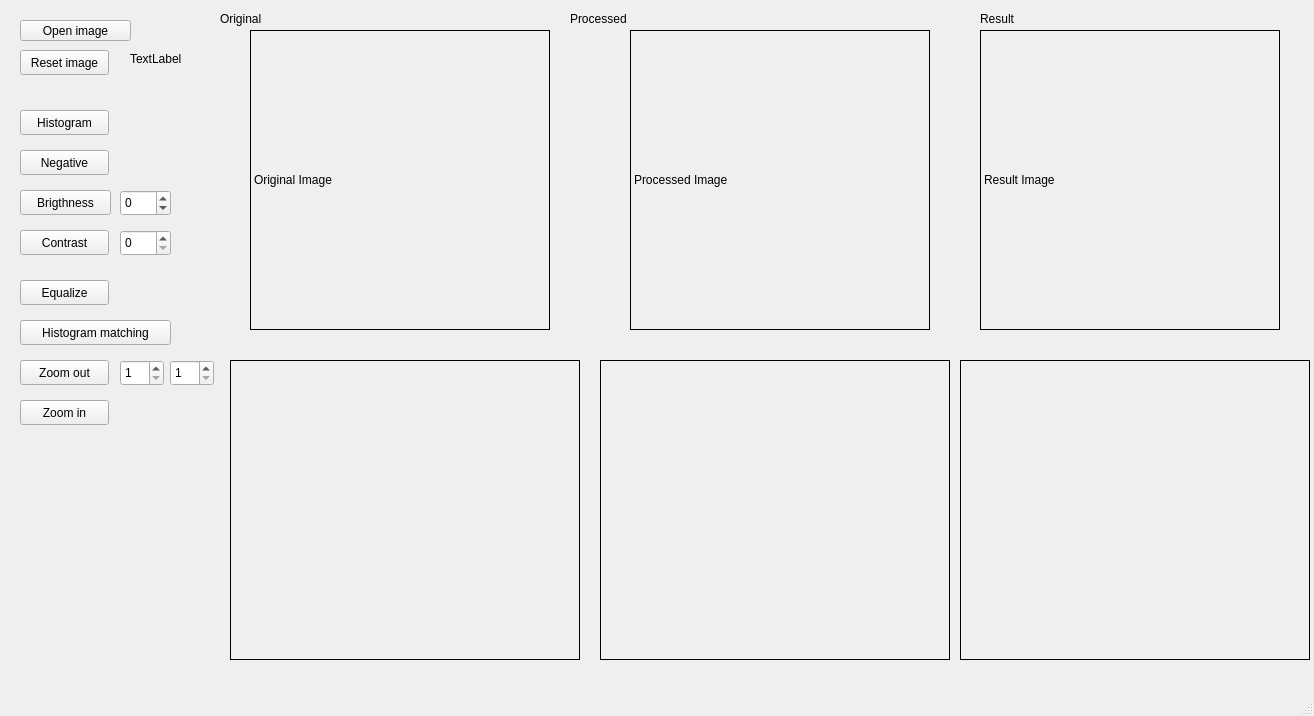
Old version of the form mainwindow.ui in the repository alumertz/fpi2.
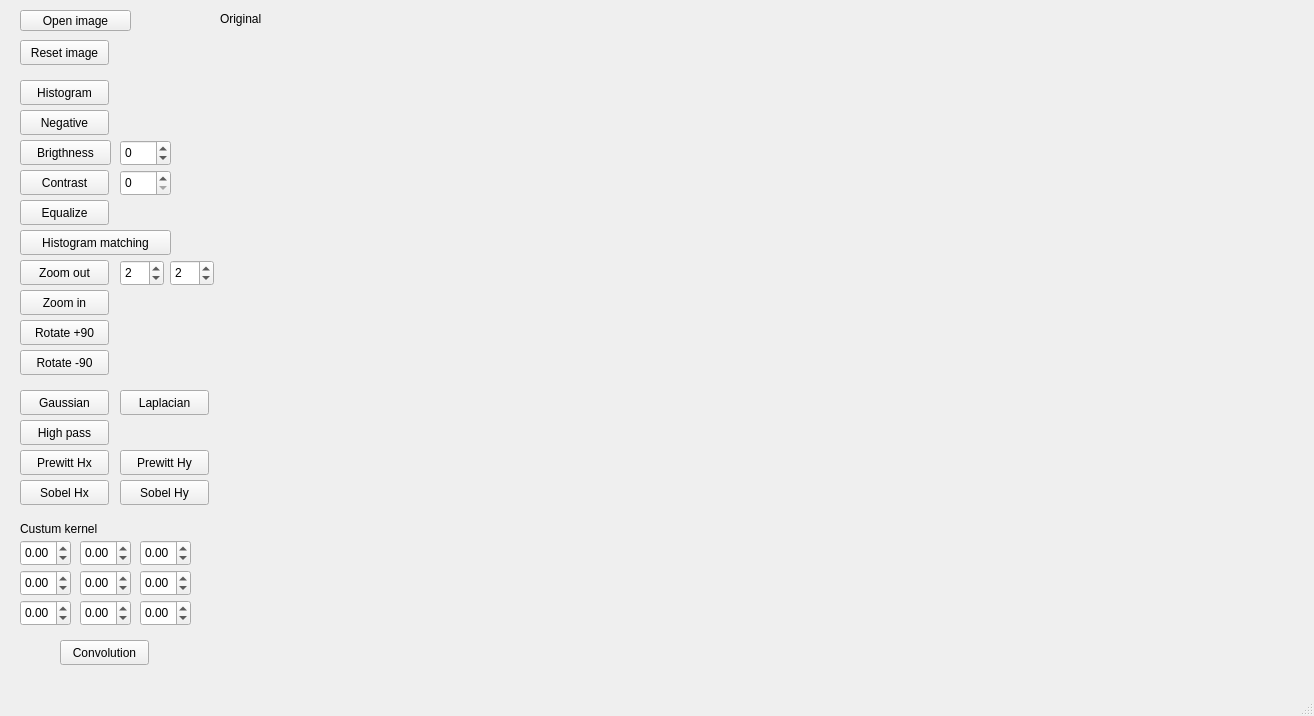
New version of the form.

```diff
--- a/mainwindow.ui
+++ b/mainwindow.ui
@@ -18,7 +18,7 @@
     <property name="geometry">
      <rect>
       <x>20</x>
-      <y>110</y>
+      <y>80</y>
       <width>89</width>
       <height>25</height>
      </rect>
@@ -31,7 +31,7 @@
     <property name="geometry">
      <rect>
       <x>20</x>
-      <y>20</y>
+      <y>10</y>
       <width>111</width>
       <height>21</height>
      </rect>
@@ -49,11 +49,14 @@
       <height>300</height>
      </rect>
     </property>
+    <property name="autoFillBackground">
+     <bool>false</bool>
+    </property>
     <property name="frameShape">
-     <enum>QFrame::Box</enum>
+     <enum>QFrame::NoFrame</enum>
     </property>
     <property name="text">
-     <string>Original Image</string>
+     <string/>
     </property>
    </widget>
    <widget class="QLabel" name="proImage">
@@ -66,17 +69,17 @@
      </rect>
     </property>
     <property name="frameShape">
-     <enum>QFrame::Box</enum>
+     <enum>QFrame::NoFrame</enum>
     </property>
     <property name="text">
-     <string>Processed Image</string>
+     <string/>
     </property>
    </widget>
    <widget class="QSpinBox" name="brightBox">
     <property name="geometry">
      <rect>
       <x>120</x>
-      <y>190</y>
+      <y>140</y>
       <width>51</width>
       <height>26</height>
      </rect>
@@ -92,7 +95,7 @@
     <property name="geometry">
      <rect>
       <x>20</x>
-      <y>190</y>
+      <y>140</y>
       <width>91</width>
       <height>25</height>
      </rect>
@@ -105,7 +108,7 @@
     <property name="geometry">
      <rect>
       <x>20</x>
-      <y>50</y>
+      <y>40</y>
       <width>89</width>
       <height>25</height>
      </rect>
@@ -118,7 +121,7 @@
     <property name="geometry">
      <rect>
       <x>20</x>
-      <y>230</y>
+      <y>170</y>
       <width>89</width>
       <height>25</height>
      </rect>
@@ -131,7 +134,7 @@
     <property name="geometry">
      <rect>
       <x>120</x>
-      <y>230</y>
+      <y>170</y>
       <width>51</width>
       <height>26</height>
      </rect>
@@ -159,14 +162,14 @@
      </rect>
     </property>
     <property name="text">
-     <string>TextLabel</string>
+     <string/>
     </property>
    </widget>
    <widget class="QPushButton" name="negativeButton">
     <property name="geometry">
      <rect>
       <x>20</x>
-      <y>150</y>
+      <y>110</y>
       <width>89</width>
       <height>25</height>
      </rect>
@@ -185,7 +188,7 @@
      </rect>
     </property>
     <property name="frameShape">
-     <enum>QFrame::Box</enum>
+     <enum>QFrame::NoFrame</enum>
     </property>
     <layout class="QHBoxLayout" name="horizontalLayout"/>
    </widget>
@@ -199,7 +202,7 @@
      </rect>
     </property>
     <property name="frameShape">
-     <enum>QFrame::Box</enum>
+     <enum>QFrame::NoFrame</enum>
     </property>
     <layout class="QHBoxLayout" name="horizontalLayout_2"/>
    </widget>
@@ -207,7 +210,7 @@
     <property name="geometry">
      <rect>
       <x>20</x>
-      <y>280</y>
+      <y>200</y>
       <width>89</width>
       <height>25</height>
      </rect>
@@ -239,7 +242,7 @@
      </rect>
     </property>
     <property name="text">
-     <string>Processed</string>
+     <string/>
     </property>
    </widget>
    <widget class="QLabel" name="resImage">
@@ -252,10 +255,10 @@
      </rect>
     </property>
     <property name="frameShape">
-     <enum>QFrame::Box</enum>
+     <enum>QFrame::NoFrame</enum>
     </property>
     <property name="text">
-     <string>Result Image</string>
+     <string/>
     </property>
    </widget>
    <widget class="QFrame" name="resChart">
@@ -268,7 +271,7 @@
      </rect>
     </property>
     <property name="frameShape">
-     <enum>QFrame::Box</enum>
+     <enum>QFrame::NoFrame</enum>
     </property>
     <layout class="QHBoxLayout" name="horizontalLayout_3"/>
    </widget>
@@ -282,14 +285,14 @@
      </rect>
     </property>
     <property name="text">
-     <string>Result</string>
+     <string/>
     </property>
    </widget>
    <widget class="QPushButton" name="matchingButton">
     <property name="geometry">
      <rect>
       <x>20</x>
-      <y>320</y>
+      <y>230</y>
       <width>151</width>
       <height>25</height>
      </rect>
@@ -302,7 +305,7 @@
     <property name="geometry">
      <rect>
       <x>20</x>
-      <y>360</y>
+      <y>260</y>
       <width>89</width>
       <height>25</height>
      </rect>
@@ -315,7 +318,7 @@
     <property name="geometry">
      <rect>
       <x>120</x>
-      <y>360</y>
+      <y>260</y>
       <width>44</width>
       <height>26</height>
      </rect>
@@ -323,12 +326,15 @@
     <property name="minimum">
      <number>1</number>
     </property>
+    <property name="value">
+     <number>2</number>
+    </property>
    </widget>
    <widget class="QSpinBox" name="zoomYbox">
     <property name="geometry">
      <rect>
       <x>170</x>
-      <y>360</y>
+      <y>260</y>
       <width>44</width>
       <height>26</height>
      </rect>
@@ -336,12 +342,15 @@
     <property name="minimum">
      <number>1</number>
     </property>
+    <property name="value">
+     <number>2</number>
+    </property>
    </widget>
    <widget class="QPushButton" name="zoomInButton">
     <property name="geometry">
      <rect>
       <x>20</x>
-      <y>400</y>
+      <y>290</y>
       <width>89</width>
       <height>25</height>
      </rect>
@@ -350,6 +359,293 @@
      <string>Zoom in</string>
     </property>
    </widget>
+   <widget class="QPushButton" name="rotateRightButton">
+    <property name="geometry">
+     <rect>
+      <x>20</x>
+      <y>320</y>
+      <width>89</width>
+      <height>25</height>
+     </rect>
+    </property>
+    <property name="text">
+     <string>Rotate +90</string>
+    </property>
+   </widget>
+   <widget class="QPushButton" name="rotateLeftButton">
+    <property name="geometry">
+     <rect>
+      <x>20</x>
+      <y>350</y>
+      <width>89</width>
+      <height>25</height>
+     </rect>
+    </property>
+    <property name="text">
+     <string>Rotate -90</string>
+    </property>
+   </widget>
+   <widget class="QPushButton" name="convolutionButton">
+    <property name="geometry">
+     <rect>
+      <x>60</x>
+      <y>640</y>
+      <width>89</width>
+      <height>25</height>
+     </rect>
+    </property>
+    <property name="text">
+     <string>Convolution</string>
+    </property>
+   </widget>
+   <widget class="QLabel" name="label_5">
+    <property name="geometry">
+     <rect>
+      <x>20</x>
+      <y>520</y>
+      <width>91</width>
+      <height>17</height>
+     </rect>
+    </property>
+    <property name="text">
+     <string>Custum kernel</string>
+    </property>
+   </widget>
+   <widget class="QDoubleSpinBox" name="cBox_0">
+    <property name="geometry">
+     <rect>
+      <x>20</x>
+      <y>540</y>
+      <width>51</width>
+      <height>26</height>
+     </rect>
+    </property>
+    <property name="minimum">
+     <double>-100.000000000000000</double>
+    </property>
+    <property name="maximum">
+     <double>100.000000000000000</double>
+    </property>
+   </widget>
+   <widget class="QDoubleSpinBox" name="cBox_1">
+    <property name="geometry">
+     <rect>
+      <x>80</x>
+      <y>540</y>
+      <width>51</width>
+      <height>26</height>
+     </rect>
+    </property>
+    <property name="minimum">
+     <double>-100.000000000000000</double>
+    </property>
+    <property name="maximum">
+     <double>100.000000000000000</double>
+    </property>
+   </widget>
+   <widget class="QDoubleSpinBox" name="cBox_2">
+    <property name="geometry">
+     <rect>
+      <x>140</x>
+      <y>540</y>
+      <width>51</width>
+      <height>26</height>
+     </rect>
+    </property>
+    <property name="minimum">
+     <double>-100.000000000000000</double>
+    </property>
+    <property name="maximum">
+     <double>100.000000000000000</double>
+    </property>
+   </widget>
+   <widget class="QDoubleSpinBox" name="cBox_4">
+    <property name="geometry">
+     <rect>
+      <x>80</x>
+      <y>570</y>
+      <width>51</width>
+      <height>26</height>
+     </rect>
+    </property>
+    <property name="minimum">
+     <double>-100.000000000000000</double>
+    </property>
+    <property name="maximum">
+     <double>100.000000000000000</double>
+    </property>
+   </widget>
+   <widget class="QDoubleSpinBox" name="cBox_5">
+    <property name="geometry">
+     <rect>
+      <x>140</x>
+      <y>570</y>
+      <width>51</width>
+      <height>26</height>
+     </rect>
+    </property>
+    <property name="minimum">
+     <double>-100.000000000000000</double>
+    </property>
+    <property name="maximum">
+     <double>100.000000000000000</double>
+    </property>
+   </widget>
+   <widget class="QDoubleSpinBox" name="cBox_3">
+    <property name="geometry">
+     <rect>
+      <x>20</x>
+      <y>570</y>
+      <width>51</width>
+      <height>26</height>
+     </rect>
+    </property>
+    <property name="minimum">
+     <double>-100.000000000000000</double>
+    </property>
+    <property name="maximum">
+     <double>100.000000000000000</double>
+    </property>
+   </widget>
+   <widget class="QDoubleSpinBox" name="cBox_7">
+    <property name="geometry">
+     <rect>
+      <x>80</x>
+      <y>600</y>
+      <width>51</width>
+      <height>26</height>
+     </rect>
+    </property>
+    <property name="minimum">
+     <double>-100.000000000000000</double>
+    </property>
+    <property name="maximum">
+     <double>100.000000000000000</double>
+    </property>
+   </widget>
+   <widget class="QDoubleSpinBox" name="cBox_8">
+    <property name="geometry">
+     <rect>
+      <x>140</x>
+      <y>600</y>
+      <width>51</width>
+      <height>26</height>
+     </rect>
+    </property>
+    <property name="minimum">
+     <double>-100.000000000000000</double>
+    </property>
+    <property name="maximum">
+     <double>100.000000000000000</double>
+    </property>
+   </widget>
+   <widget class="QDoubleSpinBox" name="cBox_6">
+    <property name="geometry">
+     <rect>
+      <x>20</x>
+      <y>600</y>
+      <width>51</width>
+      <height>26</height>
+     </rect>
+    </property>
+    <property name="minimum">
+     <double>-100.000000000000000</double>
+    </property>
+    <property name="maximum">
+     <double>100.000000000000000</double>
+    </property>
+   </widget>
+   <widget class="QPushButton" name="gaussianButton">
+    <property name="geometry">
+     <rect>
+      <x>20</x>
+      <y>390</y>
+      <width>89</width>
+      <height>25</height>
+     </rect>
+    </property>
+    <property name="text">
+     <string>Gaussian</string>
+    </property>
+   </widget>
+   <widget class="QPushButton" name="laplacianButton">
+    <property name="geometry">
+     <rect>
+      <x>120</x>
+      <y>390</y>
+      <width>89</width>
+      <height>25</height>
+     </rect>
+    </property>
+    <property name="text">
+     <string>Laplacian</string>
+    </property>
+   </widget>
+   <widget class="QPushButton" name="highPassButton">
+    <property name="geometry">
+     <rect>
+      <x>20</x>
+      <y>420</y>
+      <width>89</width>
+      <height>25</height>
+     </rect>
+    </property>
+    <property name="text">
+     <string>High pass</string>
+    </property>
+   </widget>
+   <widget class="QPushButton" name="prewittXButton">
+    <property name="geometry">
+     <rect>
+      <x>20</x>
+      <y>450</y>
+      <width>89</width>
+      <height>25</height>
+     </rect>
+    </property>
+    <property name="text">
+     <string>Prewitt Hx</string>
+    </property>
+   </widget>
+   <widget class="QPushButton" name="prewittYButton">
+    <property name="geometry">
+     <rect>
+      <x>120</x>
+      <y>450</y>
+      <width>89</width>
+      <height>25</height>
+     </rect>
+    </property>
+    <property name="text">
+     <string>Prewitt Hy</string>
+    </property>
+   </widget>
+   <widget class="QPushButton" name="sobelXButton">
+    <property name="geometry">
+     <rect>
+      <x>20</x>
+      <y>480</y>
+      <width>89</width>
+      <height>25</height>
+     </rect>
+    </property>
+    <property name="text">
+     <string>Sobel Hx</string>
+    </property>
+   </widget>
+   <widget class="QPushButton" name="sobelYButton">
+    <property name="geometry">
+     <rect>
+      <x>120</x>
+      <y>480</y>
+      <width>89</width>
+      <height>25</height>
+     </rect>
+    </property>
+    <property name="text">
+     <string>Sobel Hy</string>
+    </property>
+   </widget>
   </widget>
   <widget class="QMenuBar" name="menubar">
    <property name="geometry">
```
